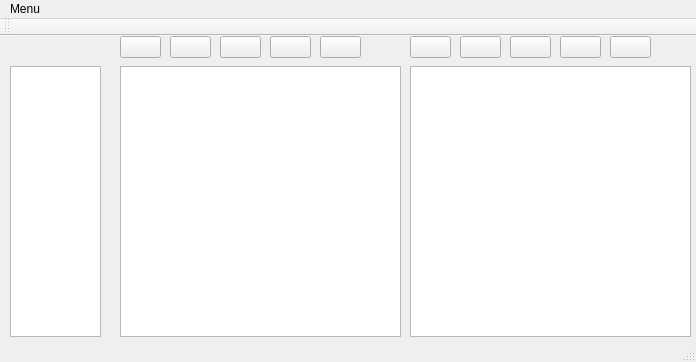
This is mainwindow.ui in Neandus/CenterOfMass as Qt 5 draws it before an edit. The edited form follows.
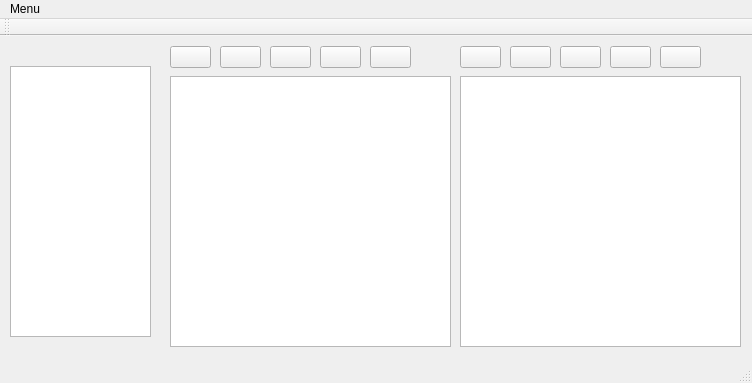
This is the edited form. Custom widgets are drawn as their Qt base class.

Patch:
```diff
--- a/mainwindow.ui
+++ b/mainwindow.ui
@@ -6,29 +6,29 @@
    <rect>
     <x>0</x>
     <y>0</y>
-    <width>696</width>
-    <height>362</height>
+    <width>752</width>
+    <height>383</height>
    </rect>
   </property>
   <property name="windowTitle">
    <string>MainWindow</string>
   </property>
   <widget class="QWidget" name="centralWidget">
-   <widget class="QGraphicsView" name="graphicsView">
+   <widget class="MyGraphicViewer" name="graphicsView_left">
     <property name="geometry">
      <rect>
-      <x>120</x>
-      <y>30</y>
+      <x>170</x>
+      <y>40</y>
       <width>281</width>
       <height>271</height>
      </rect>
     </property>
    </widget>
-   <widget class="QGraphicsView" name="graphicsView_2">
+   <widget class="MyGraphicViewer" name="graphicsView_right">
     <property name="geometry">
      <rect>
-      <x>410</x>
-      <y>30</y>
+      <x>460</x>
+      <y>40</y>
       <width>281</width>
       <height>271</height>
      </rect>
@@ -39,29 +39,16 @@
      <rect>
       <x>10</x>
       <y>30</y>
-      <width>91</width>
+      <width>141</width>
       <height>271</height>
      </rect>
     </property>
    </widget>
-   <widget class="QPushButton" name="pushButton">
-    <property name="geometry">
-     <rect>
-      <x>120</x>
-      <y>0</y>
-      <width>41</width>
-      <height>22</height>
-     </rect>
-    </property>
-    <property name="text">
-     <string/>
-    </property>
-   </widget>
-   <widget class="QPushButton" name="pushButton_2">
+   <widget class="QPushButton" name="load_image_left">
     <property name="geometry">
      <rect>
       <x>170</x>
-      <y>0</y>
+      <y>10</y>
       <width>41</width>
       <height>22</height>
      </rect>
@@ -74,7 +61,7 @@
     <property name="geometry">
      <rect>
       <x>220</x>
-      <y>0</y>
+      <y>10</y>
       <width>41</width>
       <height>22</height>
      </rect>
@@ -83,24 +70,11 @@
      <string/>
     </property>
    </widget>
-   <widget class="QPushButton" name="pushButton_4">
-    <property name="geometry">
-     <rect>
-      <x>320</x>
-      <y>0</y>
-      <width>41</width>
-      <height>22</height>
-     </rect>
-    </property>
-    <property name="text">
-     <string/>
-    </property>
-   </widget>
-   <widget class="QPushButton" name="pushButton_5">
+   <widget class="QPushButton" name="clean_image_left">
     <property name="geometry">
      <rect>
       <x>270</x>
-      <y>0</y>
+      <y>10</y>
       <width>41</width>
       <height>22</height>
      </rect>
@@ -112,8 +86,8 @@
    <widget class="QPushButton" name="pushButton_6">
     <property name="geometry">
      <rect>
-      <x>560</x>
-      <y>0</y>
+      <x>370</x>
+      <y>10</y>
       <width>41</width>
       <height>22</height>
      </rect>
@@ -122,11 +96,24 @@
      <string/>
     </property>
    </widget>
-   <widget class="QPushButton" name="pushButton_7">
+   <widget class="QPushButton" name="add_axis_left">
+    <property name="geometry">
+     <rect>
+      <x>320</x>
+      <y>10</y>
+      <width>41</width>
+      <height>22</height>
+     </rect>
+    </property>
+    <property name="text">
+     <string/>
+    </property>
+   </widget>
+   <widget class="QPushButton" name="add_axis_right">
     <property name="geometry">
      <rect>
       <x>610</x>
-      <y>0</y>
+      <y>10</y>
       <width>41</width>
       <height>22</height>
      </rect>
@@ -138,8 +125,8 @@
    <widget class="QPushButton" name="pushButton_8">
     <property name="geometry">
      <rect>
-      <x>410</x>
-      <y>0</y>
+      <x>660</x>
+      <y>10</y>
       <width>41</width>
       <height>22</height>
      </rect>
@@ -148,24 +135,37 @@
      <string/>
     </property>
    </widget>
-   <widget class="QPushButton" name="pushButton_9">
+   <widget class="QPushButton" name="load_image_right">
+    <property name="geometry">
+     <rect>
+      <x>460</x>
+      <y>10</y>
+      <width>41</width>
+      <height>22</height>
+     </rect>
+    </property>
+    <property name="text">
+     <string/>
+    </property>
+   </widget>
+   <widget class="QPushButton" name="clean_image_right">
+    <property name="geometry">
+     <rect>
+      <x>560</x>
+      <y>10</y>
+      <width>41</width>
+      <height>22</height>
+     </rect>
+    </property>
+    <property name="text">
+     <string/>
+    </property>
+   </widget>
+   <widget class="QPushButton" name="save_image_right">
     <property name="geometry">
      <rect>
       <x>510</x>
-      <y>0</y>
-      <width>41</width>
-      <height>22</height>
-     </rect>
-    </property>
-    <property name="text">
-     <string/>
-    </property>
-   </widget>
-   <widget class="QPushButton" name="pushButton_10">
-    <property name="geometry">
-     <rect>
-      <x>460</x>
-      <y>0</y>
+      <y>10</y>
       <width>41</width>
       <height>22</height>
      </rect>
@@ -180,7 +180,7 @@
     <rect>
      <x>0</x>
      <y>0</y>
-     <width>696</width>
+     <width>752</width>
      <height>19</height>
     </rect>
    </property>
@@ -237,6 +237,13 @@
   </action>
  </widget>
  <layoutdefault spacing="6" margin="11"/>
+ <customwidgets>
+  <customwidget>
+   <class>MyGraphicViewer</class>
+   <extends>QGraphicsView</extends>
+   <header location="global">mygraphicviewer.h</header>
+  </customwidget>
+ </customwidgets>
  <resources/>
  <connections/>
 </ui>
```
Left out of the diff: 6 changed lines with no effect on the pictures.
